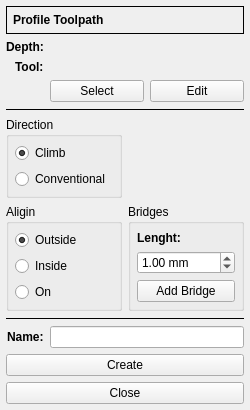
The window that G2G/forms/profileform.ui (XRay3D/GERBER_X3) describes before a commit, drawn with Qt 5.
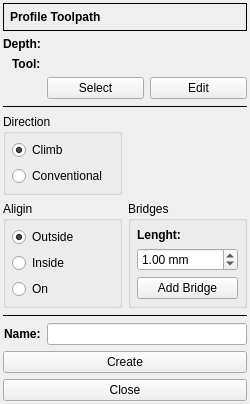
The same window after the commit. Icons and pictures are not drawn. Custom widgets are drawn as their Qt base class.

```diff
--- a/G2G/forms/profileform.ui
+++ b/G2G/forms/profileform.ui
@@ -24,16 +24,16 @@
     <set>Qt::AlignRight|Qt::AlignTrailing|Qt::AlignVCenter</set>
    </property>
    <property name="leftMargin">
-    <number>6</number>
+    <number>3</number>
    </property>
    <property name="topMargin">
-    <number>6</number>
+    <number>3</number>
    </property>
    <property name="rightMargin">
-    <number>6</number>
+    <number>3</number>
    </property>
    <property name="bottomMargin">
-    <number>6</number>
+    <number>3</number>
    </property>
    <item row="0" column="0" colspan="2">
     <widget class="QFrame" name="frame">
```
